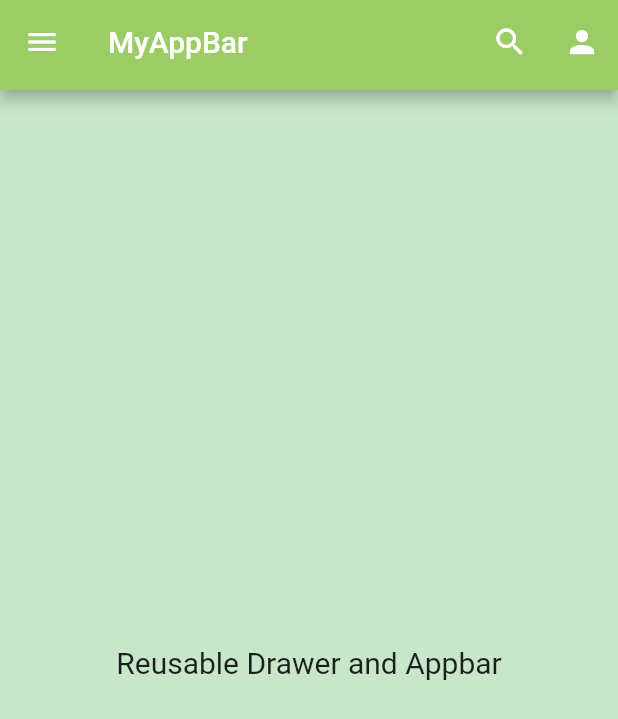
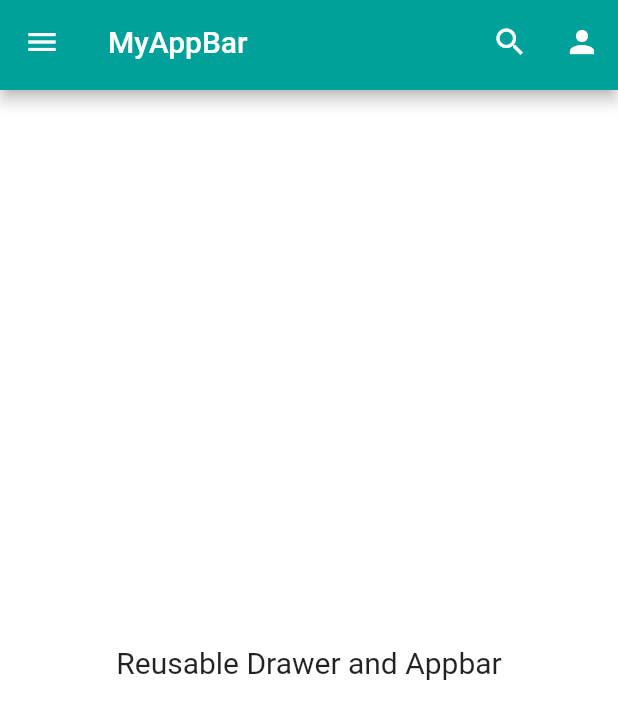
Before and after one commit to maxdevis/flutter_app, a Flutter app: the screen it shows after launch, in the side drawer, after a tap on "Home", on a phone screen of 412 x 824 dp. Shown: the top 719 px of the screen. Run offline on Flutter 3.47's test engine with Material 2 defaults, Android fonts, the phone set to English and light mode, and no system bars; our stand-ins replace device_preview.

Commit message:
fine modifche

```diff
--- a/lib/Component/myAppBar.dart
+++ b/lib/Component/myAppBar.dart
@@ -11,7 +11,7 @@ class MyAppBar extends StatelessWidget implements PreferredSizeWidget {
   @override
   Widget build(BuildContext context) {
     return AppBar(
-      backgroundColor: const Color.fromRGBO(156,204,101, 1),
+      backgroundColor: const Color(0xff00A19B),
       //background color of Appbar to green
       title: Text(title),
       actions: <Widget>[
--- a/lib/Component/myDrawer.dart
+++ b/lib/Component/myDrawer.dart
@@ -8,6 +8,7 @@ class MyDrawer extends StatelessWidget {
   @override
   Widget build(BuildContext context) {
     return Drawer(
+      width: MediaQuery.of(context).size.width * 0.5,
       child: ListView(
         // Important: Remove any padding from the ListView.
         padding: EdgeInsets.zero,
@@ -38,7 +39,7 @@ class MyDrawer extends StatelessWidget {
             ),
             title: const Text('Home'),
             onTap: () {
-              Navigator.pop(context);
+              Navigator.of(context).pushReplacementNamed('/home');
             },
           ),
           ListTile(
@@ -47,7 +48,7 @@ class MyDrawer extends StatelessWidget {
             ),
             title: const Text('Page 2'),
             onTap: () {
-              Navigator.pop(context);
+              Navigator.of(context).pushReplacementNamed('/second');
             },
           ),
         ],
--- a/lib/Pages/Home.dart
+++ b/lib/Pages/Home.dart
@@ -1,7 +1,6 @@
 import 'package:flutter/material.dart';
 import '../Component/myDrawer.dart';
 import '../Component/myAppBar.dart';
-
 
 class HomePage extends StatefulWidget {
   const HomePage({super.key});
@@ -9,23 +8,25 @@ class HomePage extends StatefulWidget {
   @override
   SplashScreenState createState() => SplashScreenState();
 }
+
 class SplashScreenState extends State<HomePage> {
   @override
   Widget build(BuildContext context) {
-    return Scaffold(
-        backgroundColor: Colors.green[100],
-        appBar: const MyAppBar( title: 'MyAppBar',),
-        //set app bar from appbar.dart
-        // use like this where ever you want
-        drawer: const MyDrawer(title: 'MyDrawer'),
-        //set drawer from app_drawer.dart
-        //set like this where ever you want
-        body: const Center(
-            child: Text("Reusable Drawer and Appbar",
-              style: TextStyle(fontSize: 20),
-            )
-        )
+    return const Scaffold(
+      backgroundColor: Colors.white,
+      appBar: MyAppBar(
+        title: 'MyAppBar',
+      ),
+      //set app bar from appbar.dart
+      // use like this where ever you want
+      drawer: MyDrawer(title: 'MyDrawer'),
+      //set drawer from app_drawer.dart
+      //set like this where ever you want
+      body: Center(
+          child: Text(
+        "Reusable Drawer and Appbar",
+        style: TextStyle(fontSize: 20),
+      )),
     );
   }
-
 }
--- a/lib/main.dart
+++ b/lib/main.dart
@@ -1,6 +1,8 @@
 import 'package:flutter/foundation.dart';
 import 'package:flutter/material.dart';
 import 'package:device_preview/device_preview.dart';
+import 'package:flutter_app/Pages/Home.dart';
+import 'package:flutter_app/Pages/Second.dart';
 import 'Pages/Splash.dart';
 
 void main() => runApp(
@@ -21,6 +23,13 @@ class MyApp extends StatelessWidget {
       darkTheme: ThemeData.dark(),
       home: const SplashScreen(),
       debugShowCheckedModeBanner: false,
+      initialRoute: '/',
+      routes: {
+        // When navigating to the "/" route, build the FirstScreen widget.
+        '/home': (context) => const HomePage(),
+        // When navigating to the "/second" route, build the SecondScreen widget.
+        '/second': (context) => const SecondPage(title: 'SecondPage'),
+      },
     );
   }
 
```
Also changed, not shown: lib/Pages/Second.dart (added, +25 -0 lines), lib/Pages/BasePage.dart (added).
